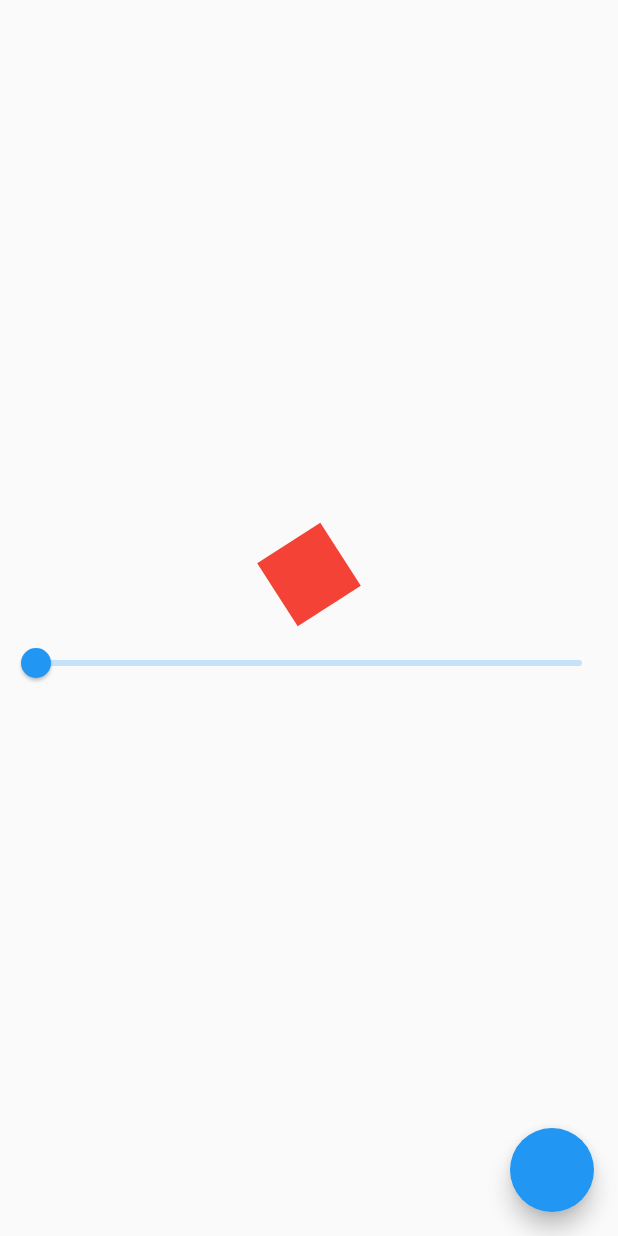
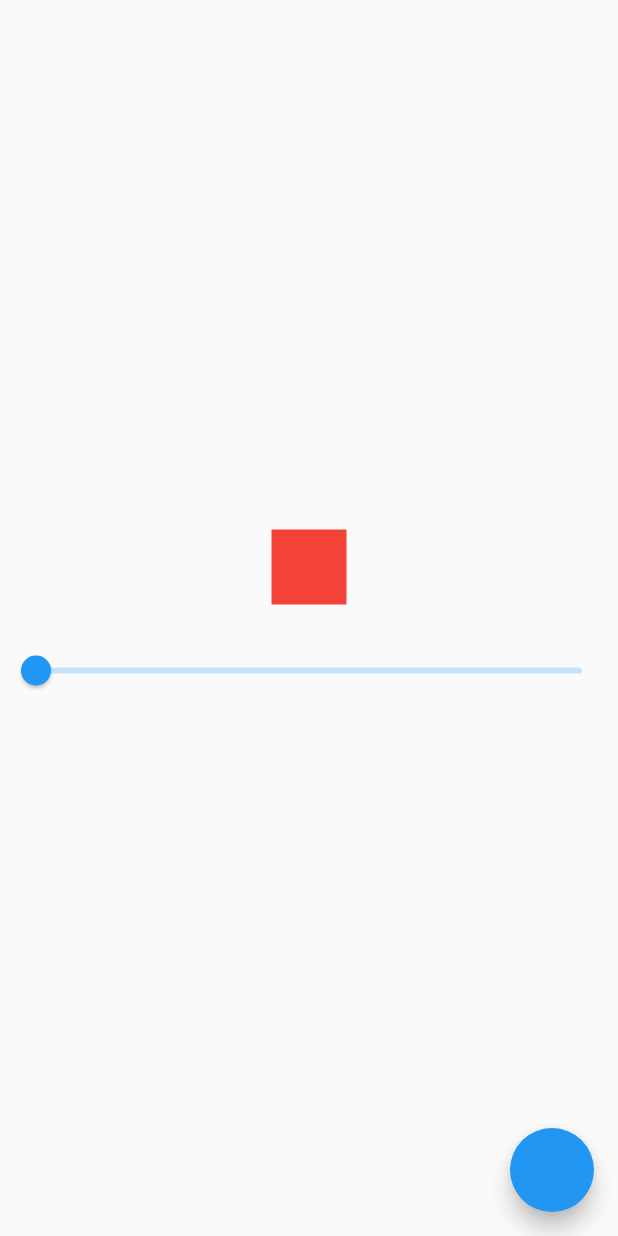
Before and after one commit to ahmedos999/animation-testing, a Flutter app: the screen it shows after launch, on a phone screen of 412 x 824 dp. Run offline on Flutter 3.47's test engine with Material 2 defaults, Android fonts, the phone set to English and light mode, and no system bars.

Commit message:
sec commit

```diff
--- a/lib/main.dart
+++ b/lib/main.dart
@@ -23,7 +23,7 @@ class Animetest extends StatefulWidget {
 class _AnimetestState extends State<Animetest> {
   double _size = 50;
   double _sliderValue = 0.0;
-  double _endValue = 1;
+  double _endValue = 0;
   @override
   Widget build(BuildContext context) {
     return Scaffold(
@@ -33,11 +33,12 @@ class _AnimetestState extends State<Animetest> {
           Center(
             child: TweenAnimationBuilder(
                 tween: Tween<double>(begin: 0, end: _endValue),
-                duration: const Duration(seconds: 1),
+                duration: const Duration(milliseconds: 500),
                 builder: (_, double angle, __) {
                   return Transform.rotate(
                     angle: angle,
-                    child: Container(
+                    child: AnimatedContainer(
+                      duration: const Duration(seconds: 1),
                       width: _size,
                       height: _size,
                       color: Colors.red,
@@ -46,7 +47,7 @@ class _AnimetestState extends State<Animetest> {
                 }),
           ),
           const SizedBox(
-            height: 10,
+            height: 20,
           ),
           Slider.adaptive(
               value: _sliderValue,
```
